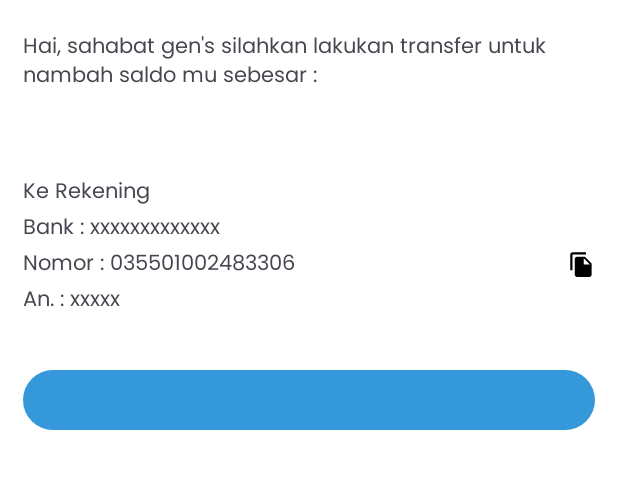
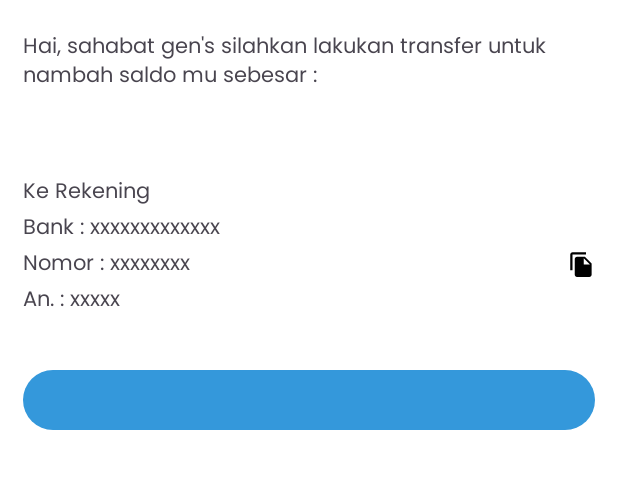
Before and after one commit to hikproject/fe-app, an Android app: the layout topup.xml on its own in the app's theme, with its tools: preview values and no code run, on a phone screen of 412 x 824 dp, the part 127-616 px from its top. Run offline under Robolectric (Android 15) with nearby library versions, the phone set to English and light mode, and no system bars; plain views replace LoadingButton.

Commit message:
benerin bug

```diff
--- a/app/src/main/java/gens/global/gensmasterapps/activity/TopUpActivity.java
+++ b/app/src/main/java/gens/global/gensmasterapps/activity/TopUpActivity.java
@@ -136,7 +136,7 @@ public class TopUpActivity extends AppCompatActivity {
         TextView nominals = view.findViewById(R.id.nominal);
         TextView norek = view.findViewById(R.id.norek);
         norek.setOnClickListener(V->{
-            String nomorRekening = "035501002483306";
+            String nomorRekening = "xxxxxxx";
             ClipboardManager clipboardManager = (ClipboardManager) getSystemService(Context.CLIPBOARD_SERVICE);
             ClipData clipData = ClipData.newPlainText("Nomor Rekening", nomorRekening);
             if (clipboardManager != null) {
--- a/app/src/main/res/layout/topup.xml
+++ b/app/src/main/res/layout/topup.xml
@@ -50,14 +50,14 @@
         android:layout_height="wrap_content"
         android:fontFamily="@font/poppins"
         android:text="Bank : xxxxxxxxxxxxx" />
+
     <TextView
+        android:id="@+id/norek"
         android:layout_width="match_parent"
         android:layout_height="wrap_content"
-        android:text="Nomor : 035501002483306"
         android:drawableEnd="@drawable/copy"
-        android:id="@+id/norek"
         android:fontFamily="@font/poppins"
-        />
+        android:text="Nomor : xxxxxxxx" />
 
     <TextView
         android:layout_width="match_parent"
```
